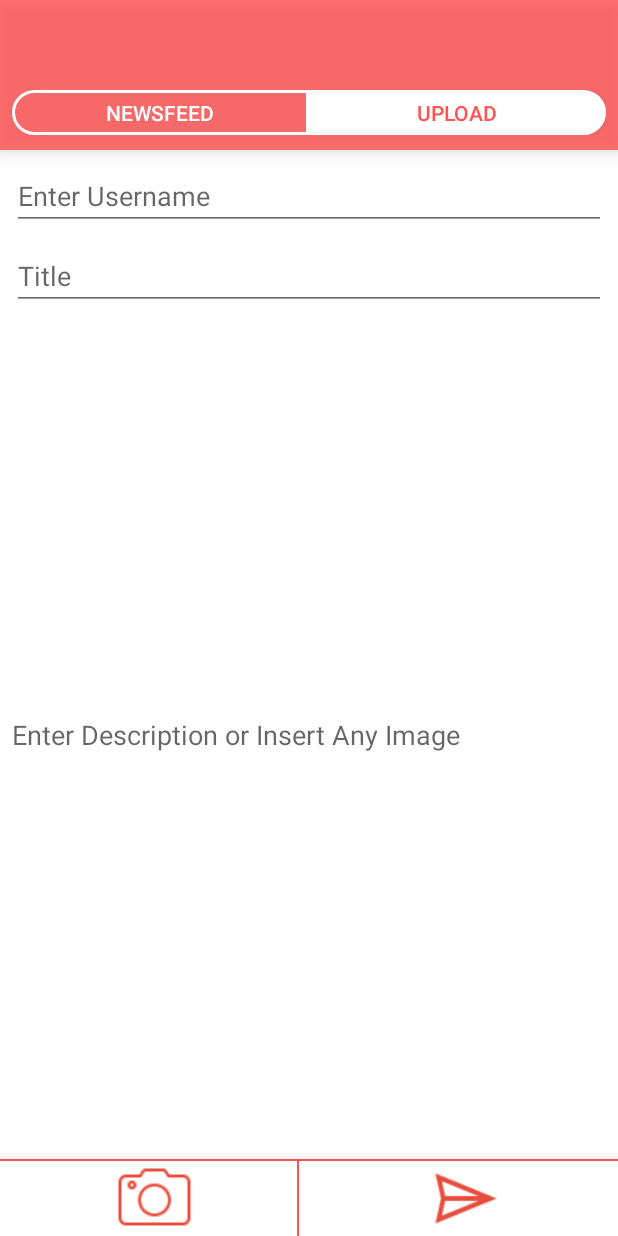
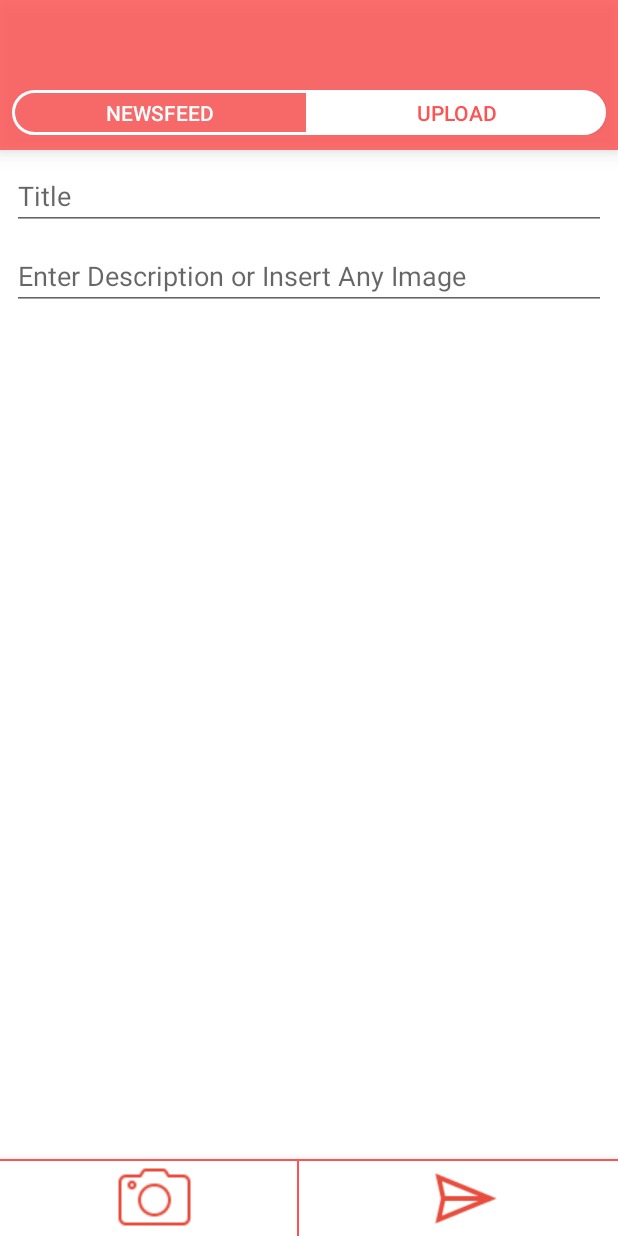
Before and after one commit to utkarshsingh99/Nimbus-1st-Year, an Android app: the screen it shows after launch (MainActivity), after a tap on "UPLOAD", on a phone screen of 412 x 824 dp. Run offline under Robolectric (Android 15) with nearby library versions, the phone set to English and light mode, and no system bars; 1 other tap on this screen came first.

Commit message:
UPDATED NEWSFEED BY @bhinav

```diff
--- a/@bhinav (News_Feed)/Toolbar/app/src/main/res/layout/upload.xml
+++ b/@bhinav (News_Feed)/Toolbar/app/src/main/res/layout/upload.xml
@@ -4,19 +4,12 @@
     android:layout_width="match_parent"
     >
 <EditText
-    android:layout_width="match_parent"
-    android:layout_height="wrap_content"
-    android:layout_margin="8dp"
-    android:id="@+id/username"
-    android:hint="Enter Username"
-    android:textColor="#FF5252" />
-<EditText
 android:layout_width="match_parent"
 android:layout_height="wrap_content"
 android:hint="Title"
+    android:layout_marginTop="8dp"
 android:layout_marginLeft="8dp"
 android:layout_marginRight="8dp"
-android:layout_below="@id/username"
 android:id="@+id/title"
 android:textColor="#FF5252"
     />
@@ -24,11 +17,12 @@ android:textColor="#FF5252"
 android:layout_width="match_parent"
 android:layout_height="wrap_content"
 android:hint="Enter Description or Insert Any Image"
-android:layout_margin="8dp"
+android:layout_marginTop="8dp"
+    android:layout_marginLeft="8dp"
+    android:layout_marginRight="8dp"
+    android:layout_marginBottom="40dp"
 android:id="@+id/description"
 android:layout_below="@id/title"
-    android:layout_above="@id/baseline"
-    android:background="@android:color/transparent"
 android:textColor="#FF5252"
     />
     <TextView
```
